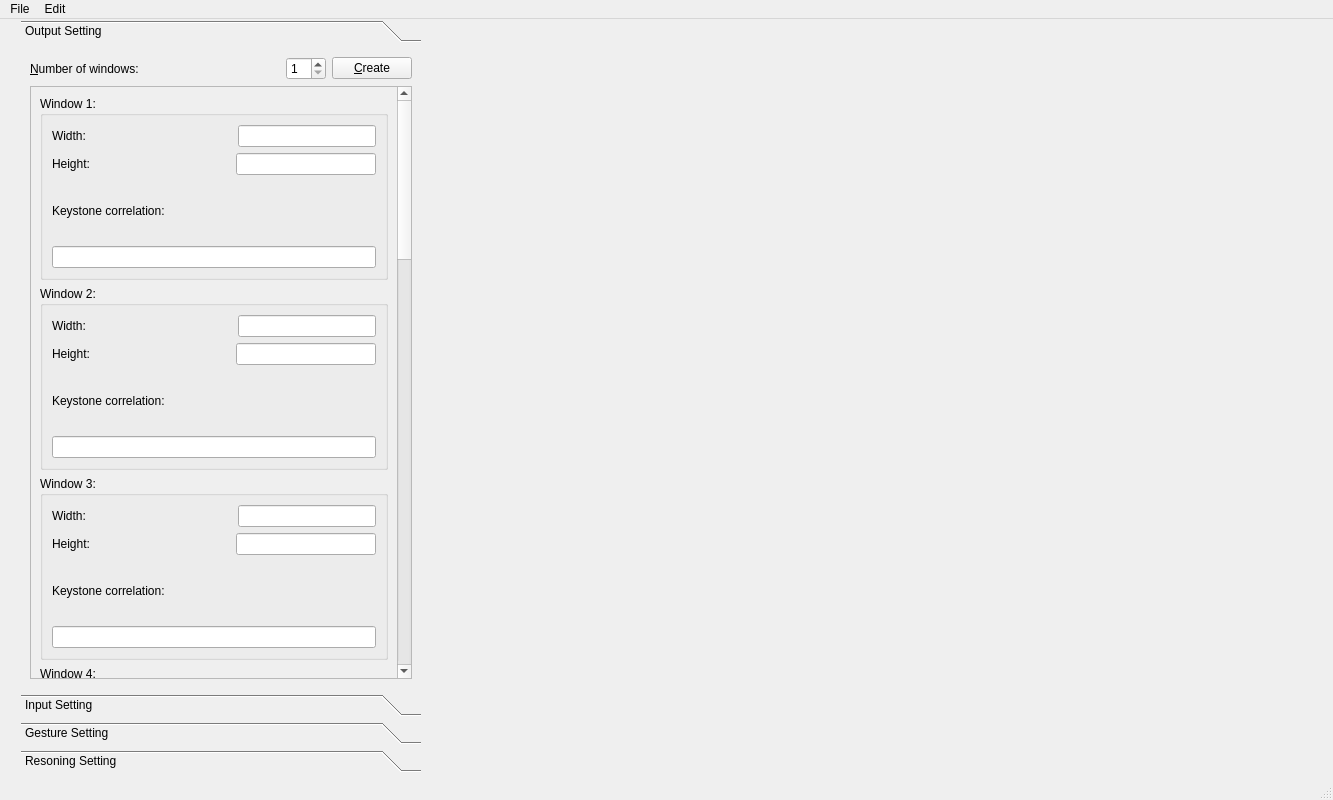
Before: the Qt Designer form UIs/mainWindow.ui in newuniverse/In-air-interaction, drawn with Qt 5.
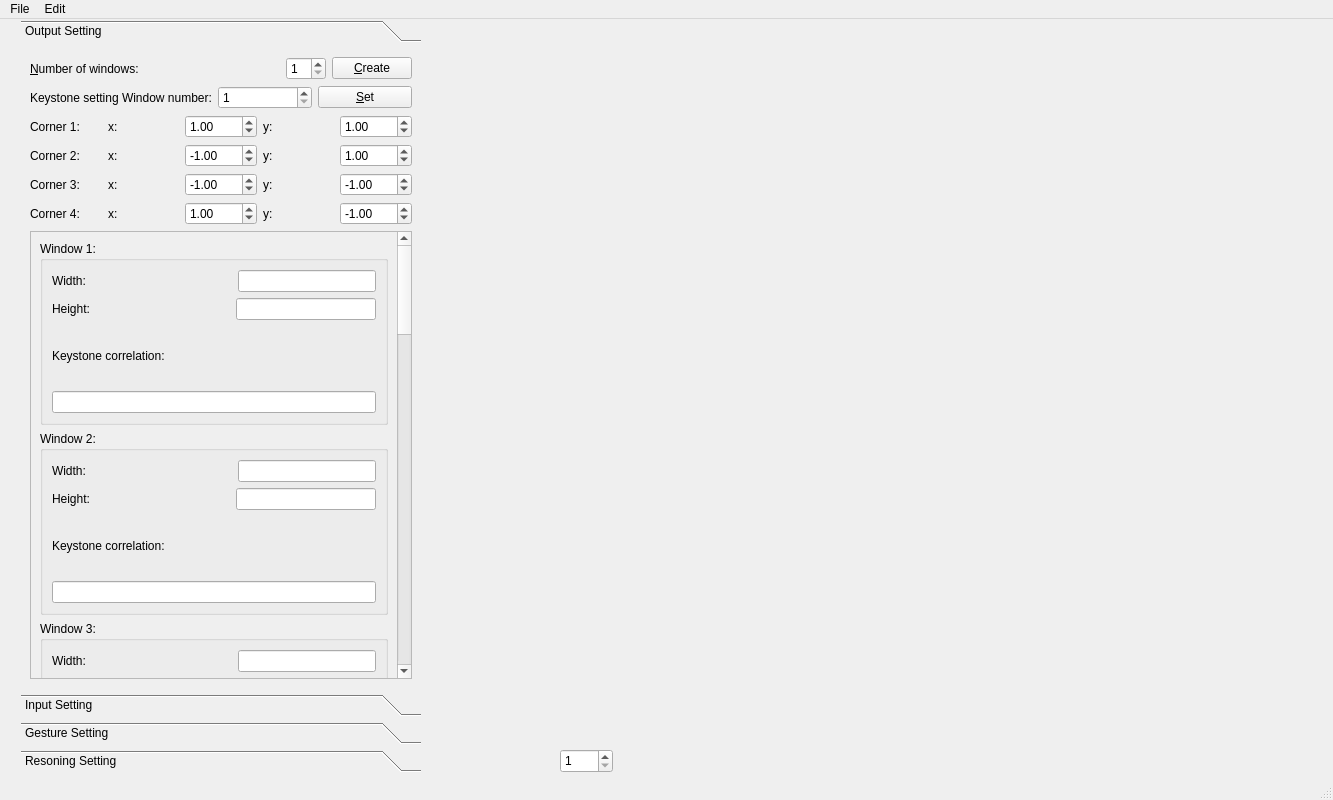
After: the same form once the commit is applied. The open tabs and pages were chosen to show the change. Custom widgets are drawn as their Qt base class.

Commit message: add keystone and sheared matrix

Diff of the .ui file:
```diff
--- a/UIs/mainWindow.ui
+++ b/UIs/mainWindow.ui
@@ -46,8 +46,8 @@
          <rect>
           <x>0</x>
           <y>0</y>
-          <width>400</width>
-          <height>626</height>
+          <width>385</width>
+          <height>660</height>
          </rect>
         </property>
         <attribute name="label">
@@ -113,6 +113,265 @@
            </item>
           </layout>
          </item>
+         <item>
+          <layout class="QHBoxLayout" name="horizontalLayout_46">
+           <item>
+            <widget class="QLabel" name="label_39">
+             <property name="text">
+              <string>Keystone setting Window number:</string>
+             </property>
+            </widget>
+           </item>
+           <item>
+            <widget class="QSpinBox" name="windowIndexSpinBox">
+             <property name="minimum">
+              <number>1</number>
+             </property>
+             <property name="maximum">
+              <number>11</number>
+             </property>
+            </widget>
+           </item>
+           <item>
+            <widget class="QPushButton" name="setKeystoneButton">
+             <property name="text">
+              <string>&amp;Set</string>
+             </property>
+            </widget>
+           </item>
+          </layout>
+         </item>
+         <item>
+          <layout class="QHBoxLayout" name="horizontalLayout_40">
+           <item>
+            <widget class="QLabel" name="label_40">
+             <property name="text">
+              <string>Corner 1:</string>
+             </property>
+            </widget>
+           </item>
+           <item>
+            <widget class="QLabel" name="label_48">
+             <property name="text">
+              <string>x:</string>
+             </property>
+            </widget>
+           </item>
+           <item>
+            <widget class="QDoubleSpinBox" name="x1SpinBox">
+             <property name="minimum">
+              <double>-2.000000000000000</double>
+             </property>
+             <property name="maximum">
+              <double>2.000000000000000</double>
+             </property>
+             <property name="singleStep">
+              <double>0.010000000000000</double>
+             </property>
+             <property name="value">
+              <double>1.000000000000000</double>
+             </property>
+            </widget>
+           </item>
+           <item>
+            <widget class="QLabel" name="label_49">
+             <property name="text">
+              <string>y:</string>
+             </property>
+            </widget>
+           </item>
+           <item>
+            <widget class="QDoubleSpinBox" name="y1SpinBox">
+             <property name="decimals">
+              <number>2</number>
+             </property>
+             <property name="minimum">
+              <double>-2.000000000000000</double>
+             </property>
+             <property name="maximum">
+              <double>2.000000000000000</double>
+             </property>
+             <property name="singleStep">
+              <double>0.010000000000000</double>
+             </property>
+             <property name="value">
+              <double>1.000000000000000</double>
+             </property>
+            </widget>
+           </item>
+          </layout>
+         </item>
+         <item>
+          <layout class="QHBoxLayout" name="horizontalLayout_43">
+           <item>
+            <widget class="QLabel" name="label_41">
+             <property name="text">
+              <string>Corner 2:</string>
+             </property>
+            </widget>
+           </item>
+           <item>
+            <widget class="QLabel" name="label_50">
+             <property name="text">
+              <string>x:</string>
+             </property>
+            </widget>
+           </item>
+           <item>
+            <widget class="QDoubleSpinBox" name="x2SpinBox">
+             <property name="minimum">
+              <double>-2.000000000000000</double>
+             </property>
+             <property name="maximum">
+              <double>2.000000000000000</double>
+             </property>
+             <property name="singleStep">
+              <double>0.010000000000000</double>
+             </property>
+             <property name="value">
+              <double>-1.000000000000000</double>
+             </property>
+            </widget>
+           </item>
+           <item>
+            <widget class="QLabel" name="label_53">
+             <property name="text">
+              <string>y:</string>
+             </property>
+            </widget>
+           </item>
+           <item>
+            <widget class="QDoubleSpinBox" name="y2SpinBox">
+             <property name="minimum">
+              <double>-2.000000000000000</double>
+             </property>
+             <property name="maximum">
+              <double>2.000000000000000</double>
+             </property>
+             <property name="singleStep">
+              <double>0.010000000000000</double>
+             </property>
+             <property name="value">
+              <double>1.000000000000000</double>
+             </property>
+            </widget>
+           </item>
+          </layout>
+         </item>
+         <item>
+          <layout class="QHBoxLayout" name="horizontalLayout_44">
+           <item>
+            <widget class="QLabel" name="label_42">
+             <property name="text">
+              <string>Corner 3:</string>
+             </property>
+            </widget>
+           </item>
+           <item>
+            <widget class="QLabel" name="label_51">
+             <property name="text">
+              <string>x:</string>
+             </property>
+            </widget>
+           </item>
+           <item>
+            <widget class="QDoubleSpinBox" name="x3SpinBox">
+             <property name="minimum">
+              <double>-2.000000000000000</double>
+             </property>
+             <property name="maximum">
+              <double>2.000000000000000</double>
+             </property>
+             <property name="singleStep">
+              <double>0.010000000000000</double>
+             </property>
+             <property name="value">
+              <double>-1.000000000000000</double>
+             </property>
+            </widget>
+           </item>
+           <item>
+            <widget class="QLabel" name="label_54">
+             <property name="text">
+              <string>y:</string>
+             </property>
+            </widget>
+           </item>
+           <item>
+            <widget class="QDoubleSpinBox" name="y3SpinBox">
+             <property name="minimum">
+              <double>-2.000000000000000</double>
+             </property>
+             <property name="maximum">
+              <double>2.000000000000000</double>
+             </property>
+             <property name="singleStep">
+              <double>0.010000000000000</double>
+             </property>
+             <property name="value">
+              <double>-1.000000000000000</double>
+             </property>
+            </widget>
+           </item>
+          </layout>
+         </item>
+         <item>
+          <layout class="QHBoxLayout" name="horizontalLayout_45">
+           <item>
+            <widget class="QLabel" name="label_47">
+             <property name="text">
+              <string>Corner 4:</string>
+             </property>
+            </widget>
+           </item>
+           <item>
+            <widget class="QLabel" name="label_52">
+             <property name="text">
+              <string>x:</string>
+             </property>
+            </widget>
+           </item>
+           <item>
+            <widget class="QDoubleSpinBox" name="x4SpinBox">
+             <property name="minimum">
+              <double>-2.000000000000000</double>
+             </property>
+             <property name="maximum">
+              <double>2.000000000000000</double>
+             </property>
+             <property name="singleStep">
+              <double>0.010000000000000</double>
+             </property>
+             <property name="value">
+              <double>1.000000000000000</double>
+             </property>
+            </widget>
+           </item>
+           <item>
+            <widget class="QLabel" name="label_55">
+             <property name="text">
+              <string>y:</string>
+             </property>
+            </widget>
+           </item>
+           <item>
+            <widget class="QDoubleSpinBox" name="y4SpinBox">
+             <property name="minimum">
+              <double>-2.000000000000000</double>
+             </property>
+             <property name="maximum">
+              <double>2.000000000000000</double>
+             </property>
+             <property name="singleStep">
+              <double>0.010000000000000</double>
+             </property>
+             <property name="value">
+              <double>-1.000000000000000</double>
+             </property>
+            </widget>
+           </item>
+          </layout>
+         </item>
          <item>
           <widget class="QScrollArea" name="scrollArea">
            <property name="sizePolicy">
@@ -138,7 +397,7 @@
              <rect>
               <x>0</x>
               <y>0</y>
-              <width>359</width>
+              <width>344</width>
               <height>1988</height>
              </rect>
             </property>
@@ -1621,6 +1880,34 @@
      </item>
     </layout>
    </widget>
+   <widget class="QSpinBox" name="windowNumSpinBox_2">
+    <property name="geometry">
+     <rect>
+      <x>560</x>
+      <y>730</y>
+      <width>53</width>
+      <height>24</height>
+     </rect>
+    </property>
+    <property name="wrapping">
+     <bool>false</bool>
+    </property>
+    <property name="readOnly">
+     <bool>false</bool>
+    </property>
+    <property name="buttonSymbols">
+     <enum>QAbstractSpinBox::UpDownArrows</enum>
+    </property>
+    <property name="keyboardTracking">
+     <bool>true</bool>
+    </property>
+    <property name="minimum">
+     <number>1</number>
+    </property>
+    <property name="maximum">
+     <number>11</number>
+    </property>
+   </widget>
   </widget>
   <widget class="QMenuBar" name="menubar">
    <property name="geometry">
```
Left out of the diff: 28 changed lines with no effect on the pictures. The commit also changes 30 other files.
